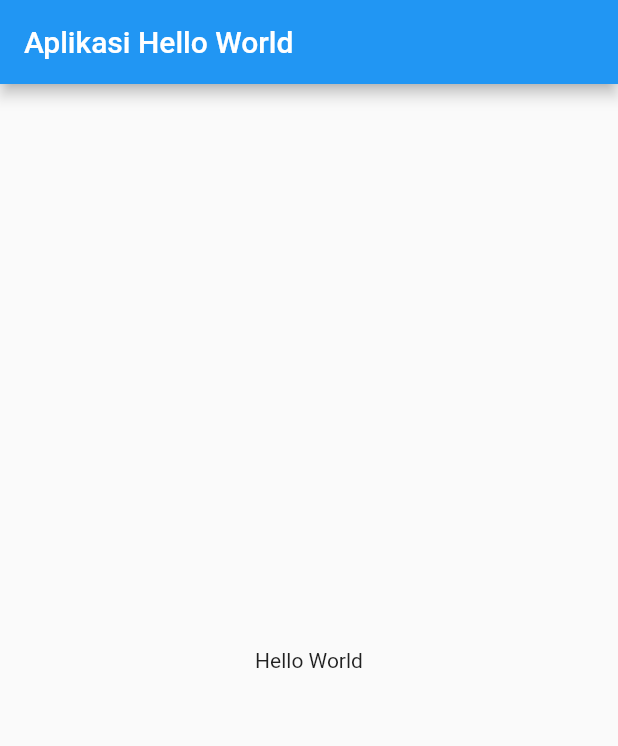
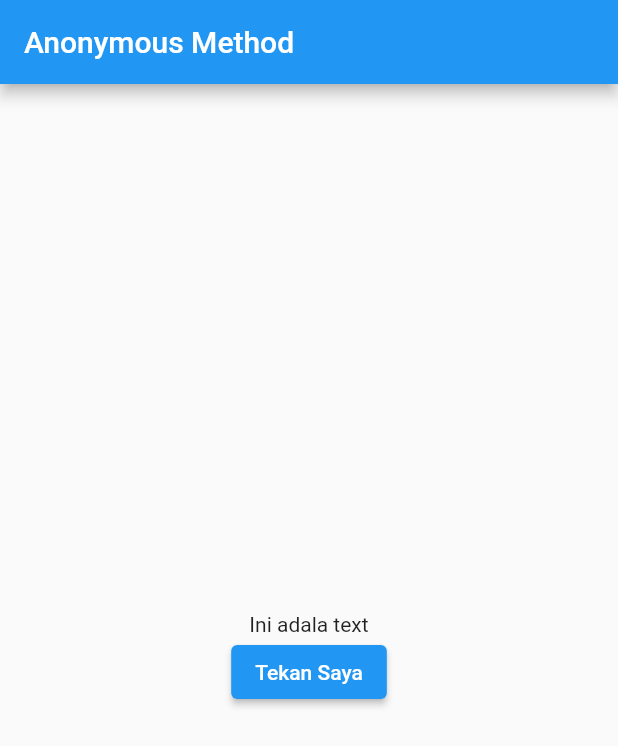
Before and after one commit to krisnachy/flutter_tutorial, a Flutter app: the screen it shows after launch, on a phone screen of 412 x 824 dp. Shown: the top 746 px of the screen. Run offline on Flutter 3.47's test engine with Material 2 defaults, Android fonts, the phone set to English and light mode, and no system bars.

Commit message:
anonymous

```diff
--- a/lib/main.dart
+++ b/lib/main.dart
@@ -4,19 +4,47 @@ void main() {
   runApp(const MyApp());
 }
 
-class MyApp extends StatelessWidget {
+class MyApp extends StatefulWidget {
   const MyApp({Key key}) : super(key: key);
 
   @override
+  State<MyApp> createState() => _MyAppState();
+}
+
+class _MyAppState extends State<MyApp> {
+  String message = "Ini adala text";
+
+  //anonymous method = method yang tidak punya nama
+  // void tombolDiTekan() {
+  //   setState(() {
+  //     message = "Tombol sudah ditekan";
+  //   });
+  // }
+
+  @override
   Widget build(BuildContext context) {
-    //Material app adalah widget yg berisi data-data yg diperlukan oleh app yg menggunakan material design
     return MaterialApp(
-      //tampilan awal yang akan ditampilkan oleh material app
       home: Scaffold(
         appBar: AppBar(
-          title: const Text("Aplikasi Hello World"),
+          title: const Text('Anonymous Method'),
         ),
-        body: const Center(child: Text("Hello World")),
+        body: Center(
+          child: Column(
+            mainAxisAlignment: MainAxisAlignment.center,
+            children: [
+              Text(message),
+              ElevatedButton(
+                  // onPressed: tombolDiTekan,
+                  //menggunakan anonymous jika hanya digunakan dalam satu tempat saja
+                  onPressed: () {
+                    setState(() {
+                      message = "Tombol sudah ditekan";
+                    });
+                  },
+                  child: const Text('Tekan Saya'))
+            ],
+          ),
+        ),
       ),
     );
   }
```
